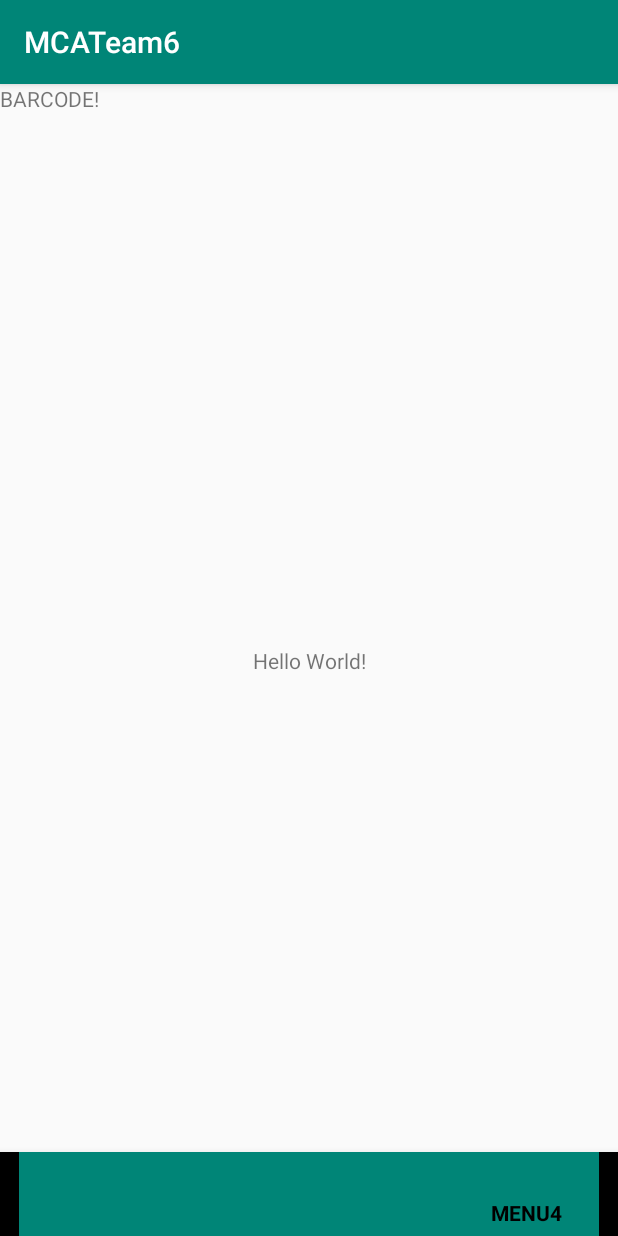
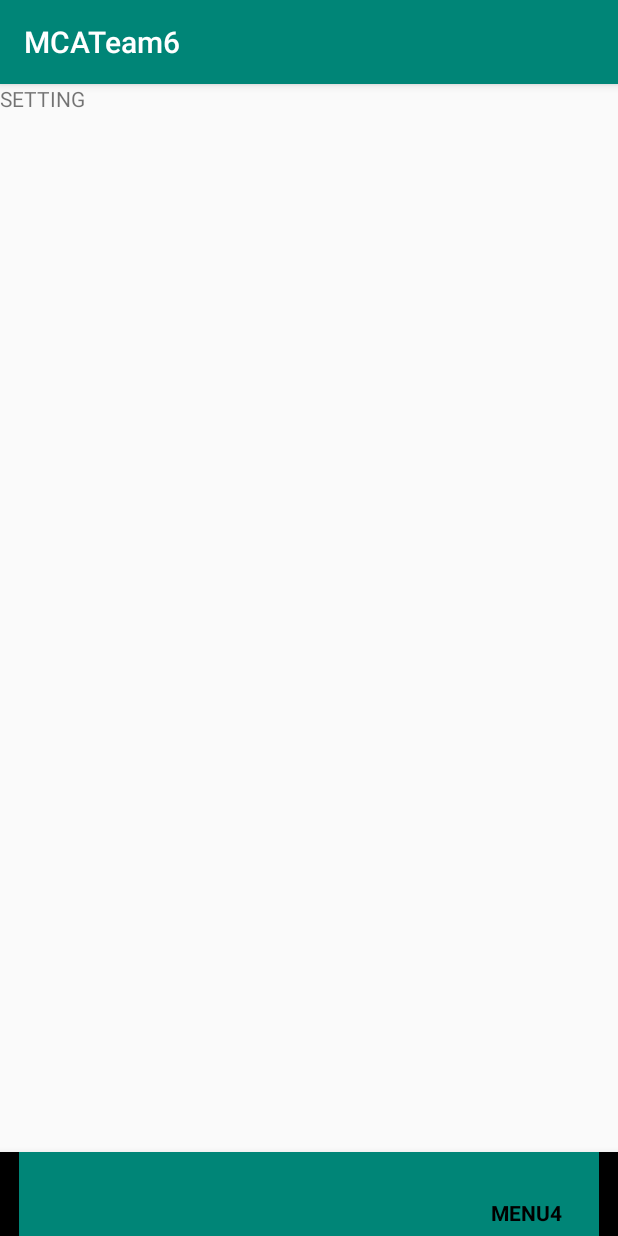
Before and after one commit to PhilippMa/MCATeam6, an Android app: the screen it shows after launch (MainActivity), item 4 of the bottom bar chosen, on a phone screen of 412 x 824 dp. Run offline under Robolectric (Android 15) with nearby library versions, the phone set to English and light mode, and no system bars; our stand-ins replace navigation-ui.

Commit message:
feat: add SearchFragment, SettingFragment

```diff
--- a/app/src/main/java/com/example/mcateam6/activities/MainActivity.kt
+++ b/app/src/main/java/com/example/mcateam6/activities/MainActivity.kt
@@ -11,6 +11,8 @@ import androidx.navigation.ui.setupWithNavController
 import com.example.mcateam6.R
 import com.example.mcateam6.fragments.BarcodeFragment
 import com.example.mcateam6.fragments.ProductInfoFragment
+import com.example.mcateam6.fragments.SearchFragment
+import com.example.mcateam6.fragments.SettingFragment
 import com.google.android.material.bottomnavigation.BottomNavigationView
 import kotlinx.android.synthetic.main.activity_main.*
 
@@ -38,10 +40,10 @@ class MainActivity : AppCompatActivity() {
                         fragmentTransaction.replace(R.id.layout_root, BarcodeFragment())
                     }
                     R.id.menu_3 -> {
-
+                        fragmentTransaction.replace(R.id.layout_root, SearchFragment())
                     }
                     R.id.menu_4 -> {
-
+                        fragmentTransaction.replace(R.id.layout_root, SettingFragment())
                     }
                 }
                 fragmentTransaction.commit()
--- /dev/null
+++ b/app/src/main/java/com/example/mcateam6/fragments/SettingFragment.kt
@@ -0,0 +1,18 @@
+package com.example.mcateam6.fragments
+
+import android.os.Bundle
+import android.view.LayoutInflater
+import android.view.View
+import android.view.ViewGroup
+import androidx.fragment.app.Fragment
+import com.example.mcateam6.R
+
+class SettingFragment : Fragment() {
+    override fun onCreateView(
+        inflater: LayoutInflater,
+        container: ViewGroup?,
+        savedInstanceState: Bundle?
+    ): View? {
+        return inflater.inflate(R.layout.fragment_setting, container, false)
+    }
+}
--- a/app/src/main/res/layout/activity_main.xml
+++ b/app/src/main/res/layout/activity_main.xml
@@ -6,16 +6,6 @@
     android:layout_height="match_parent"
     tools:context=".activities.MainActivity"
     >
-
-    <TextView
-        android:id="@+id/tv_hello_world"
-        android:layout_width="wrap_content"
-        android:layout_height="wrap_content"
-        android:text="Hello World!"
-        app:layout_constraintBottom_toBottomOf="parent"
-        app:layout_constraintLeft_toLeftOf="parent"
-        app:layout_constraintRight_toRightOf="parent"
-        app:layout_constraintTop_toTopOf="parent" />
 
     <FrameLayout
         android:id="@+id/layout_root"
--- /dev/null
+++ b/app/src/main/res/layout/fragment_setting.xml
@@ -0,0 +1,10 @@
+<?xml version="1.0" encoding="utf-8"?>
+<LinearLayout xmlns:android="http://schemas.android.com/apk/res/android"
+    android:orientation="vertical" android:layout_width="match_parent"
+    android:layout_height="match_parent">
+
+    <TextView
+        android:text="SETTING"
+        android:layout_width="match_parent"
+        android:layout_height="wrap_content"/>
+</LinearLayout>
```
Also changed, not shown: app/src/main/java/com/example/mcateam6/fragments/SearchFragment.kt (added, +18 -0 lines), app/src/main/res/layout/fragment_barcode.xml (+8 -2 lines), app/src/main/res/layout/fragment_search.xml (added, +10 -0 lines).
